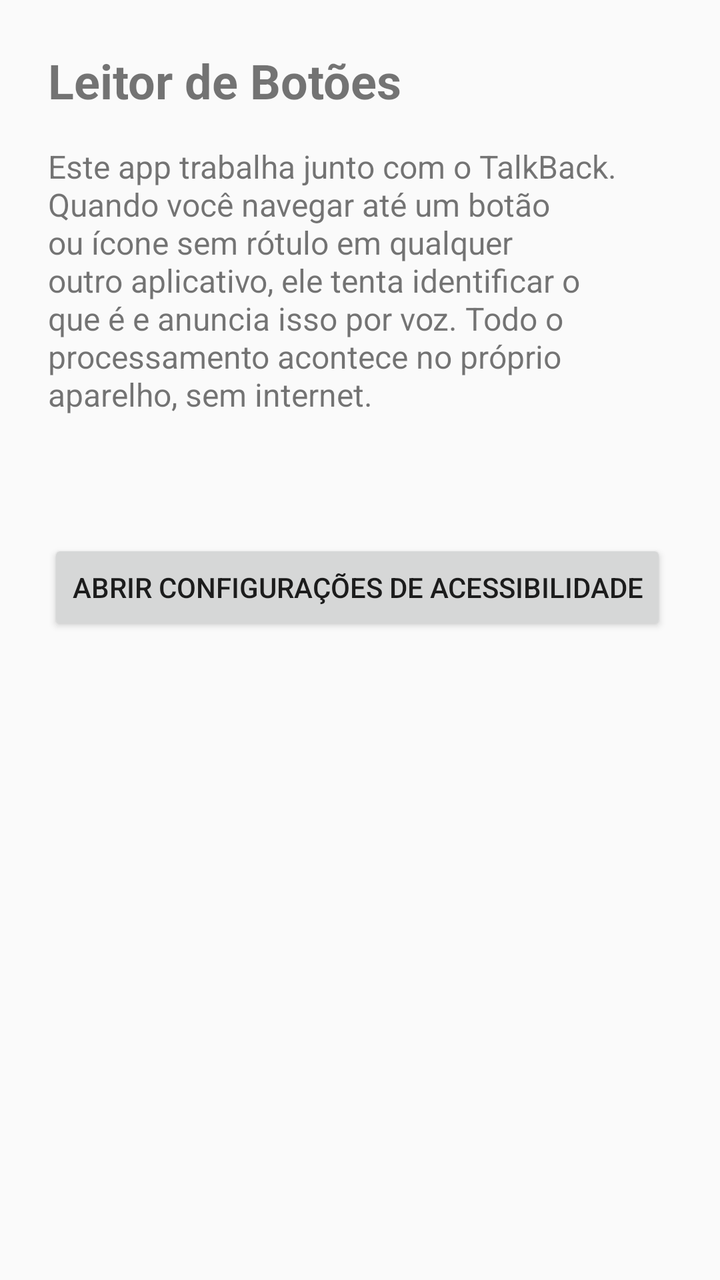
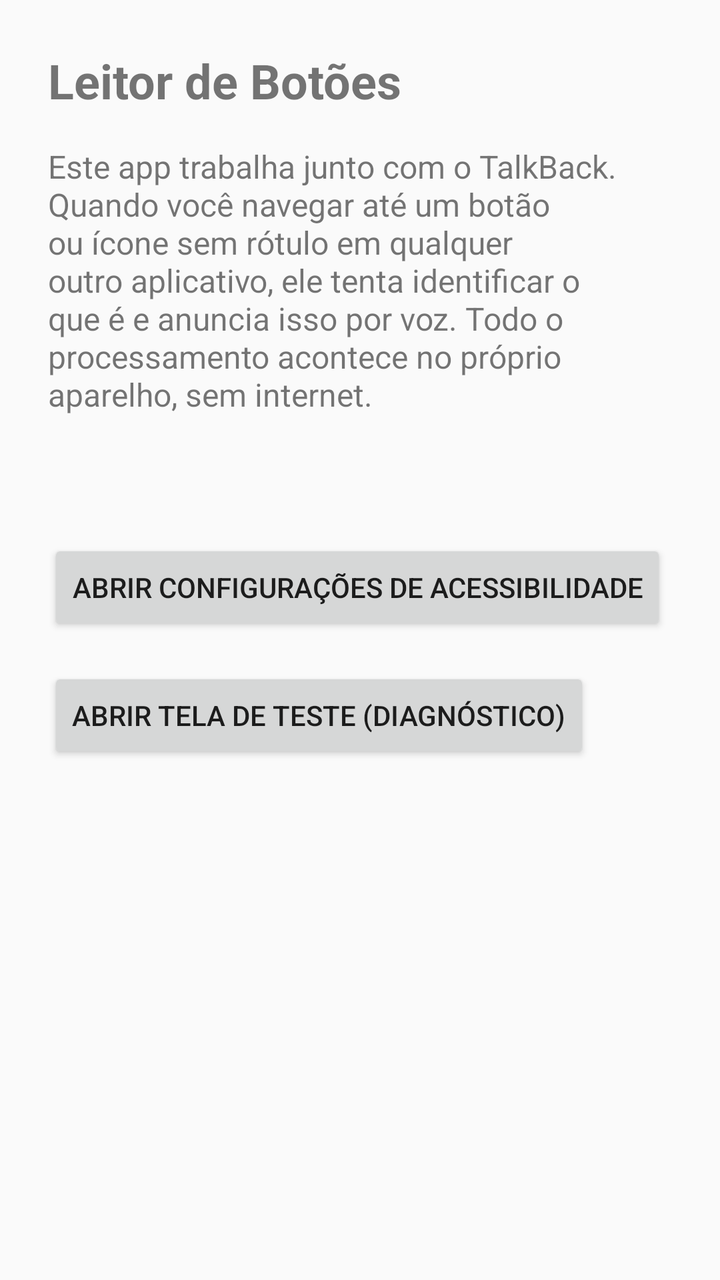

An Android layout rendered at two revisions. The XML below is the earlier revision; the diff shows what the commit changed to produce the second picture.
<!-- AndroidManifest.xml: application theme android:Theme.Material.Light.NoActionBar -->
<!-- res/layout/activity_main.xml -->
<?xml version="1.0" encoding="utf-8"?>
<ScrollView xmlns:android="http://schemas.android.com/apk/res/android"
    android:layout_width="match_parent"
    android:layout_height="match_parent">

    <LinearLayout
        android:layout_width="match_parent"
        android:layout_height="wrap_content"
        android:orientation="vertical"
        android:padding="24dp">

        <TextView
            android:layout_width="wrap_content"
            android:layout_height="wrap_content"
            android:text="@string/app_name"
            android:textSize="24sp"
            android:textStyle="bold" />

        <TextView
            android:layout_width="match_parent"
            android:layout_height="wrap_content"
            android:layout_marginTop="16dp"
            android:textSize="16sp"
            android:text="@string/main_description" />

        <TextView
            android:id="@+id/status"
            android:layout_width="match_parent"
            android:layout_height="wrap_content"
            android:layout_marginTop="24dp"
            android:textSize="16sp"
            android:textStyle="bold" />

        <Button
            android:id="@+id/open_settings_button"
            android:layout_width="wrap_content"
            android:layout_height="wrap_content"
            android:layout_marginTop="16dp"
            android:text="@string/open_settings_button" />

    </LinearLayout>
</ScrollView>
<!-- resources referenced by this layout -->
<resources>
  <string name="app_name">Leitor de Botões</string>
  <string name="main_description">
          Este app trabalha junto com o TalkBack. Quando você navegar até um botão ou
          ícone sem rótulo em qualquer outro aplicativo, ele tenta identificar o que é
          e anuncia isso por voz. Todo o processamento acontece no próprio aparelho,
          sem internet.
      </string>
  <string name="open_settings_button">Abrir configurações de acessibilidade</string>
</resources>

<!-- the commit's change to res/layout/activity_main.xml (unified diff, before → after) -->
@@ -38,5 +38,12 @@
             android:layout_marginTop="16dp"
             android:text="@string/open_settings_button" />
 
+        <Button
+            android:id="@+id/open_test_screen_button"
+            android:layout_width="wrap_content"
+            android:layout_height="wrap_content"
+            android:layout_marginTop="16dp"
+            android:text="@string/open_test_screen_button" />
+
     </LinearLayout>
 </ScrollView>
<!-- resource entries referenced after the edit -->
@@ -8,5 +8,6 @@
           sem internet.
       </string>
   <string name="open_settings_button">Abrir configurações de acessibilidade</string>
+  <string name="open_test_screen_button">Abrir tela de teste (diagnóstico)</string>
 </resources>
 
